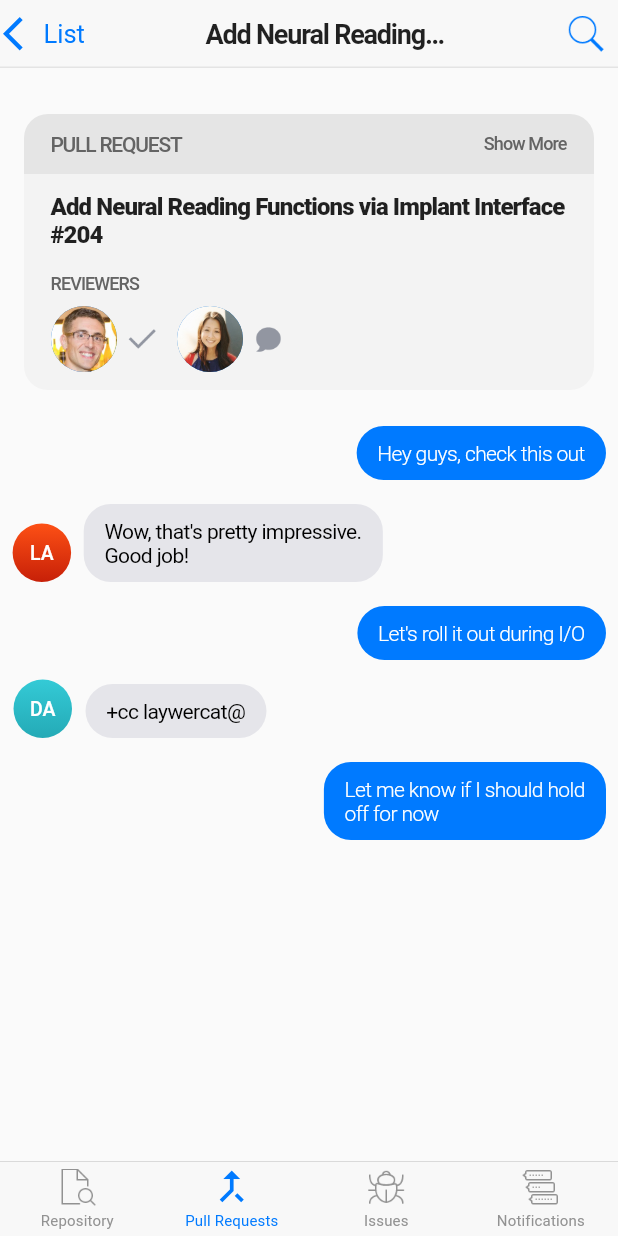
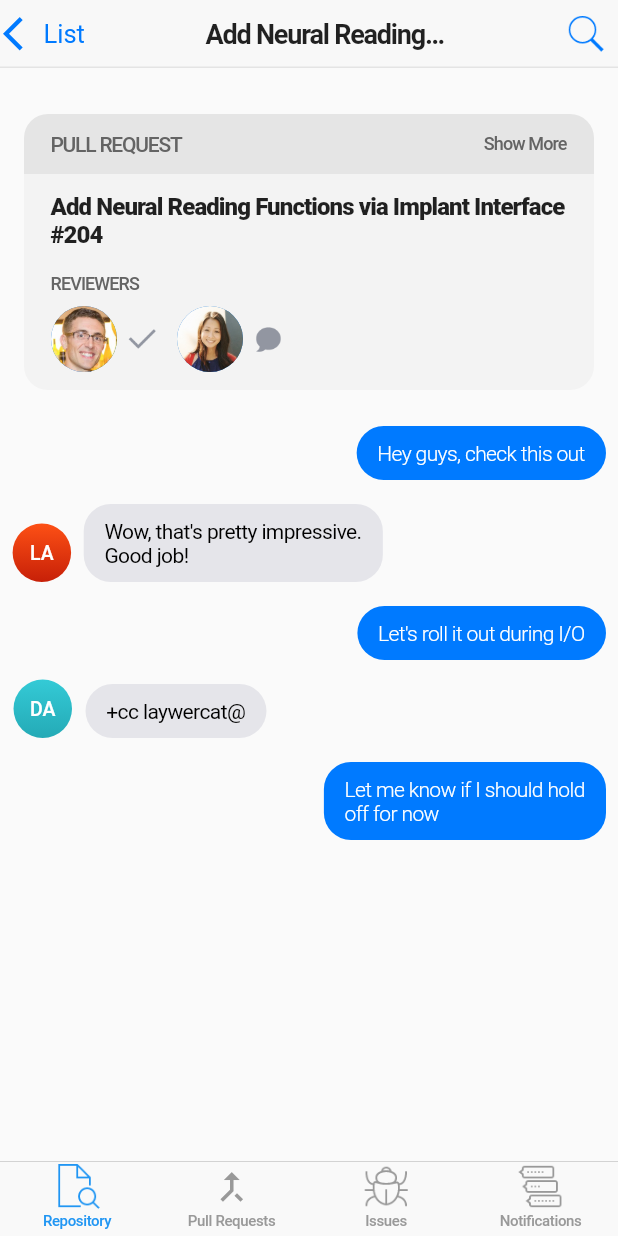
Before and after one commit to xster/ios-flutter-demo, a Flutter app: the screen it shows after launch, on a phone screen of 412 x 824 dp. Run offline on Flutter 3.47's test engine with Material 2 defaults, Android fonts, the phone set to English and light mode, and no system bars.

Commit message:
replaced bottom bar with bottom bar widget

```diff
--- a/lib/main.dart
+++ b/lib/main.dart
@@ -486,105 +486,27 @@ class _IosBottomBarState extends State<IosBottomBar> {
 
   @override
   Widget build(BuildContext context) {
-    return new ClipRect(
-      child: new BackdropFilter(
-        filter: new ImageFilter.blur(sigmaX: 10.0, sigmaY: 10.0),
-        child: new DecoratedBox(
-          decoration: const BoxDecoration(
-            border: const Border(top: const BorderSide(
-              color: const Color(0xAABBBBBB),
-              width: 0.5,
-              style: BorderStyle.solid,
-            )),
-            color: const Color(0xDDF8F8F8),
-          ),
-          child: new IconTheme(
-            data: const IconThemeData(
-              color: _gray,
-              size: 28.0,
-            ),
-            child: new DefaultTextStyle(
-              style: const TextStyle(
-                fontSize: 10.0,
-                letterSpacing: 0.12,
-                color: _gray,
-              ),
-              child: new SizedBox(
-                height: 50.0,
-                child: new Padding(
-                  padding: const EdgeInsets.only(bottom: 4.0),
-                  child: new Row(
-                    mainAxisAlignment: MainAxisAlignment.spaceEvenly,
-                    crossAxisAlignment: CrossAxisAlignment.end,
-                    children: <Widget>[
-                      new Expanded(
-                        child: new Column(
-                          mainAxisSize: MainAxisSize.min,
-                          children: <Widget>[
-                            new Image(
-                              image: const AssetImage('assets/file.png'),
-                              color: _gray,
-                              width: 25.0,
-                            ),
-                            const Padding(padding: const EdgeInsets.only(top: 4.0)),
-                            new Text('Repository'),
-                          ],
-                        ),
-                      ),
-                      new Expanded(
-                        child: IconTheme.merge(
-                          data: const IconThemeData(
-                            color: _blue,
-                          ),
-                          child: DefaultTextStyle.merge(
-                            style: const TextStyle(color: _blue),
-                            child: new Column(
-                              mainAxisSize: MainAxisSize.min,
-                              children: <Widget>[
-                                new Icon(Icons.call_merge, size: 30.0),
-                                const Padding(padding: const EdgeInsets.only(top: 2.0)),
-                                new Text('Pull Requests'),
-                              ],
-                            ),
-                          ),
-                        ),
-                      ),
-                      new Expanded(
-                        child: new Column(
-                          mainAxisSize: MainAxisSize.min,
-                          children: <Widget>[
-                            new Image(
-                              image: const AssetImage('assets/bug.png'),
-                              color: _gray,
-                              width: 25.0,
-                            ),
-                            const Padding(padding: const EdgeInsets.only(top: 4.0)),
-                            new Text('Issues'),
-                          ],
-                        ),
-                      ),
-                      new Expanded(
-                        child: new Column(
-                          mainAxisSize: MainAxisSize.min,
-                          children: <Widget>[
-                            new Image(
-                              image: const AssetImage('assets/comments.png'),
-                              color: _gray,
-                              width: 25.0,
-                            ),
-                            const Padding(padding: const EdgeInsets.only(top: 4.0)),
-                            new Text('Notifications'),
-                          ],
-                        ),
-                      ),
-                    ],
-                  ),
-                ),
-              ),
-            ),
-          ),
+    return new CupertinoTabBar(
+      items: <BottomNavigationBarItem>[
+        new BottomNavigationBarItem(
+          icon: new ImageIcon(const AssetImage('assets/file.png')),
+          title: new Text('Repository'),
         ),
-      ),
+        new BottomNavigationBarItem(
+          icon: new Icon(Icons.call_merge, size: 28.0),
+          title: new Text('Pull Requests'),
+        ),
+        new BottomNavigationBarItem(
+          icon: new ImageIcon(const AssetImage('assets/bug.png')),
+          title: new Text('Issues'),
+        ),
+        new BottomNavigationBarItem(
+          icon: new ImageIcon(const AssetImage('assets/comments.png')),
+          title: new Text('Notifications'),
+        ),
+      ],
+      currentIndex: currentTab,
+      onTap: (int newTab) { setState(() { currentTab = newTab; }); },
     );
   }
 }
```
